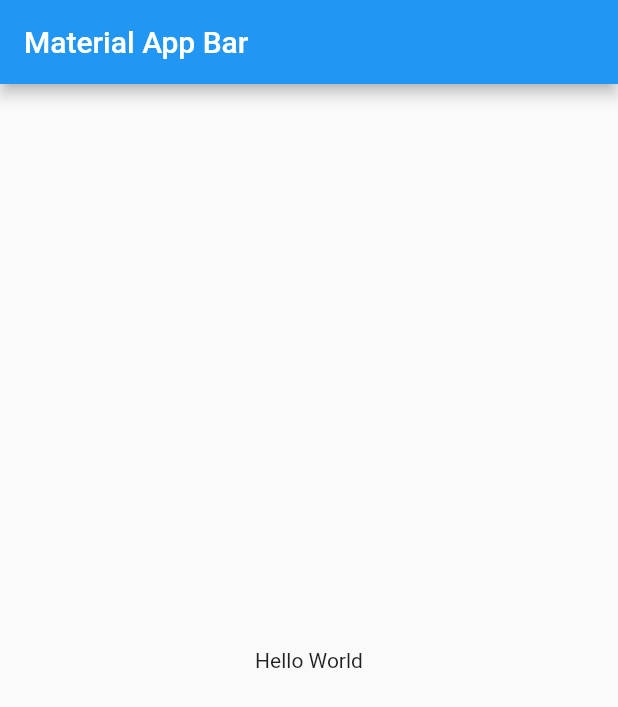
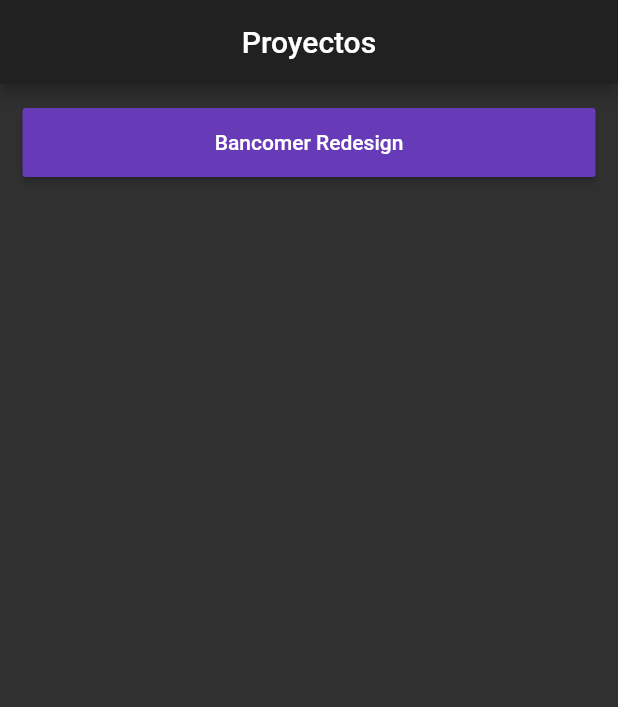
Before and after one commit to christopher-leal/flutter_challenges, a Flutter app: the screen it shows after launch, on a phone screen of 412 x 824 dp. Shown: the top 707 px of the screen. Run offline on Flutter 3.47's test engine with Material 2 defaults, Android fonts, the phone set to English and light mode, and no system bars; our stand-ins replace faker.

```diff
--- a/flutter_challenges/lib/main.dart
+++ b/flutter_challenges/lib/main.dart
@@ -1,4 +1,6 @@
 import 'package:flutter/material.dart';
+import 'package:flutter_challenges/challenges/bancomer_redesign/bancomer_redesign_main.dart';
+import 'package:flutter_challenges/utils/utils.dart';
 
 void main() => runApp(MyApp());
 
@@ -6,15 +8,36 @@ class MyApp extends StatelessWidget {
   @override
   Widget build(BuildContext context) {
     return MaterialApp(
+      debugShowCheckedModeBanner: false,
       title: 'Flutter Challenges',
-      home: Scaffold(
-        appBar: AppBar(
-          title: Text('Material App Bar'),
-        ),
-        body: Center(
-          child: Container(
-            child: Text('Hello World'),
-          ),
+      theme: ThemeData.dark(),
+      home: _BuildListMenu(),
+    );
+  }
+}
+
+class _BuildListMenu extends StatelessWidget {
+  @override
+  Widget build(BuildContext context) {
+    return Scaffold(
+      appBar: AppBar(
+        centerTitle: true,
+        title: Text('Proyectos'),
+      ),
+      body: Padding(
+        padding: const EdgeInsets.all(15.0),
+        child: Column(
+          crossAxisAlignment: CrossAxisAlignment.stretch,
+          children: [
+            MaterialButton(
+              color: Colors.deepPurple,
+              padding: const EdgeInsets.all(15.0),
+              child: Text('Bancomer Redesign'),
+              onPressed: () {
+                Utils.navigateTo(context, BancomerRedesignMain());
+              },
+            )
+          ],
         ),
       ),
     );
```
